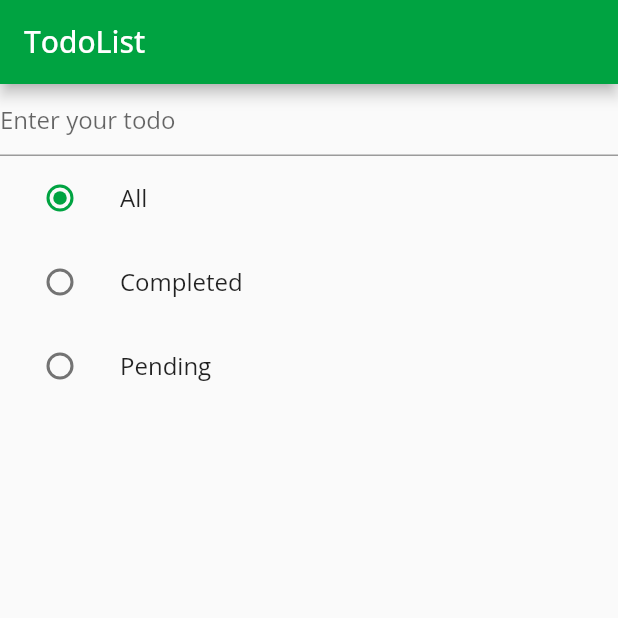
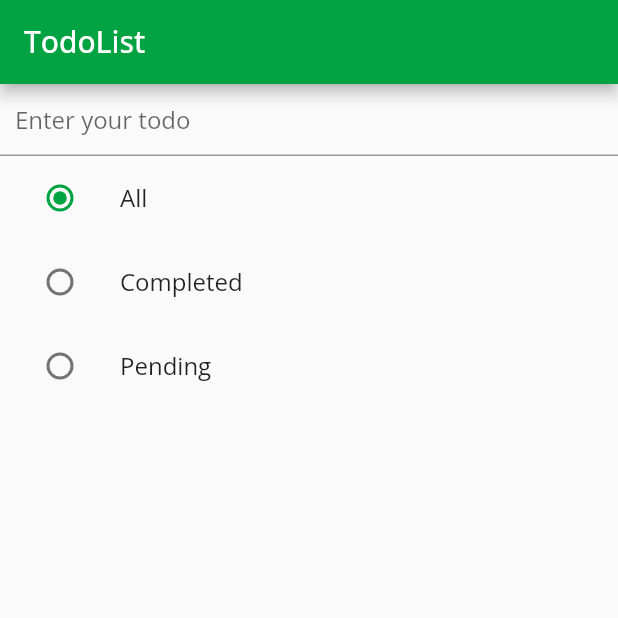
Before and after one commit to kimshinoh/flutter-estudiez, a Flutter app: the screen it shows after launch, on a phone screen of 412 x 824 dp, the top half of it. Run offline on Flutter 3.47's test engine with Material 2 defaults, Android fonts, the phone set to English and light mode, and no system bars; our stand-ins replace dio, flutter_dotenv, flutter_mobx, mobx, shared_preferences; generated files the repository leaves out were written again.

Commit message:
finish base todo

```diff
--- a/lib/routes.dart
+++ b/lib/routes.dart
@@ -13,7 +13,7 @@ class Routes {
 
   static final Map<String, WidgetBuilder> routes = <String, WidgetBuilder>{
     splash: (BuildContext context) => const SplashScreen(),
-    home: (BuildContext context) => HomeScreen(),
+    home: (BuildContext context) => const HomeScreen(),
     todo: (BuildContext context) => TodoScreen()
   };
 }
--- a/lib/ui/todo/todo_screen.dart
+++ b/lib/ui/todo/todo_screen.dart
@@ -5,7 +5,6 @@ import 'package:flutter_mobx/flutter_mobx.dart';
 import 'package:fruity/models/todo/todo.dart';
 import 'package:fruity/stores/todo/todo_store.dart';
 import 'package:fruity/utils/datetime_utils.dart';
-import 'package:mobx/mobx.dart';
 
 class TodoScreen extends StatelessWidget {
   TodoList todoStore = TodoList();
@@ -17,11 +16,16 @@ class TodoScreen extends StatelessWidget {
   @override
   Widget build(BuildContext context) {
     return Scaffold(
-      appBar: AppBar(title: Text('TodoList')),
-      body: Container(
-        child: Column(children: [_inputAddTodo(), _filterTodo(), _listTodo()]),
-      ),
-    );
+        appBar: AppBar(title: Text('TodoList')),
+        body: SingleChildScrollView(
+          child: Column(
+            children: <Widget>[
+              _inputAddTodo(),
+              _filterTodo(),
+              _listTodo(),
+            ],
+          ),
+        ));
   }
 
   Widget _filterTodo() {
@@ -64,6 +68,7 @@ class TodoScreen extends StatelessWidget {
     return TextField(
       decoration: InputDecoration(
         hintText: "Enter your todo",
+        contentPadding: EdgeInsets.symmetric(horizontal: 10),
       ),
       controller: _textEditingController,
       textInputAction: TextInputAction.done,
@@ -72,18 +77,17 @@ class TodoScreen extends StatelessWidget {
           String id = Random().nextInt(1000).toString();
           Todo newTodo = Todo(value);
           todoStore.addTodo(newTodo);
+          _textEditingController.clear();
         }
       },
     );
   }
 
   Widget _listTodo() {
-    return Observer(
-      builder: (_) {
-        return ListView.builder(
-          shrinkWrap: true,
-          itemBuilder: (BuildContext context, int index) {
-            Todo todo = todoStore.visibleTodos[index];
+    return Observer(builder: (BuildContext context) {
+      return Column(
+        children: [
+          ...todoStore.todos.map((todo) {
             return Observer(builder: (_) {
               return ListTile(
                 leading: Checkbox(
@@ -92,15 +96,20 @@ class TodoScreen extends StatelessWidget {
                     todo.completed = !todo.completed;
                   },
                 ),
+                trailing: IconButton(
+                  icon: Icon(Icons.delete),
+                  onPressed: () {
+                    todoStore.removeTodo(todo);
+                  },
+                ),
                 title: Text(todo.title),
                 subtitle: Text(DateTimeHelper.formatDate(
                     todo.createdAt, "dd/MM/yyyy HH:ss")),
               );
             });
-          },
-          itemCount: todoStore.visibleTodos.length,
-        );
-      },
-    );
+          })
+        ],
+      );
+    });
   }
 }
```
